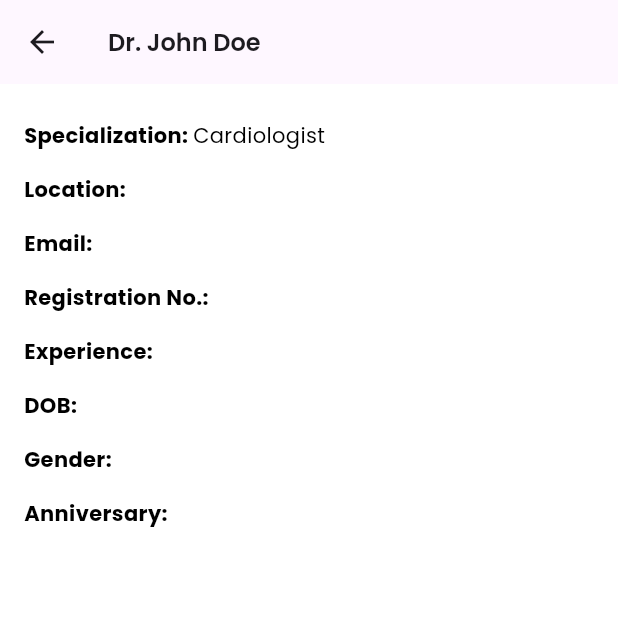
After one commit to Sandeep-svf/medicle_sales_rbsh, a Flutter app: the AddDoctorScreen screen opened directly, after a tap on "Dr. John Doe", on a phone screen of 412 x 824 dp, the top half of it. The commit adds this screen. Run offline on Flutter 3.47's test engine with Material 3 defaults, Android fonts, the light colour scheme and no system bars; our stand-ins replace cached_network_image, dio, fl_chart, get, get_storage, iconsax and 4 more; missing offline and left inert: date_picker_plus, flutter_pdfview; accounts and stored records are empty; project files that could hold a hidden picture were left out.

Commit message:
Doctor detials page added

```diff
--- a/lib/features/addDoctor/screens/addDoctor.dart
+++ b/lib/features/addDoctor/screens/addDoctor.dart
@@ -1,4 +1,5 @@
 import 'package:flutter/material.dart';
+import 'package:medicle_sales_rbsh/features/addDoctor/screens/doctorDetails.dart';
 import 'package:medicle_sales_rbsh/utils/constants/text_strings.dart';
 import 'package:medicle_sales_rbsh/utils/helpers/zoom_in_out_anim.dart';
 import '../../../utils/constants/colors.dart';
@@ -235,6 +236,7 @@ class _DoctorListScreenState extends State<AddDoctorScreen> {
               padding: const EdgeInsets.all(16),
               itemCount: filteredDoctors.length,
               itemBuilder: (context, index) {
+                final doctor = filteredDoctors[index];
                 return Card(
                   elevation: 2,
                   margin: const EdgeInsets.symmetric(vertical: 8),
@@ -243,18 +245,27 @@ class _DoctorListScreenState extends State<AddDoctorScreen> {
                   child: ListTile(
                     leading: CircleAvatar(
                       backgroundColor: Colors.blue.shade100,
-                      child: const Icon(Icons.person, color: Colors.blue),
+                      child: const Icon(Icons.person, color: TColors.primary),
                     ),
                     title: Text(filteredDoctors[index]["name"]!,
                         style:
                         const TextStyle(fontWeight: FontWeight.bold)),
                     subtitle:
                     Text(filteredDoctors[index]["specialization"]!),
-                    trailing: IconButton(
+                    onTap: () {
+                      Navigator.push(
+                        context,
+                        MaterialPageRoute(
+                          builder: (context) =>
+                              DoctordetailsScreen(doctor: doctor),
+                        ),
+                      );
+                    },
+                  /*  trailing: IconButton(
                       icon: const Icon(Icons.delete, color: TColors.primary),
                       onPressed: () =>
                           _showDeleteConfirmationDialog(index),
-                    ),
+                    ),*/
                   ),
                 );
               },
--- /dev/null
+++ b/lib/features/addDoctor/screens/doctorDetails.dart
@@ -0,0 +1,42 @@
+import 'package:flutter/material.dart';
+
+class DoctordetailsScreen extends StatelessWidget {
+  final Map<String, String> doctor;
+  const DoctordetailsScreen({super.key, required this.doctor});
+
+
+  @override
+  Widget build(BuildContext context) {
+    return Scaffold(
+        appBar: AppBar(title: Text(doctor["name"]!)),
+    body: Padding(
+    padding: const EdgeInsets.all(16.0),
+    child: Column(
+    crossAxisAlignment: CrossAxisAlignment.start,
+    children: [
+    _buildDetailRow("Specialization", doctor["specialization"] ?? ""),
+    _buildDetailRow("Location", doctor["location"] ?? ""),
+    _buildDetailRow("Email", doctor["email"] ?? ""),
+    _buildDetailRow("Registration No.", doctor["registrationNumber"] ?? ""),
+    _buildDetailRow("Experience", doctor["yearOfExperience"] ?? ""),
+    _buildDetailRow("DOB", doctor["dob"] ?? ""),
+    _buildDetailRow("Gender", doctor["gender"] ?? ""),
+    _buildDetailRow("Anniversary", doctor["anniversary"] ?? ""),
+    ],
+    ),
+    ),
+    );
+  }
+
+  Widget _buildDetailRow(String label, String value) {
+    return Padding(
+      padding: const EdgeInsets.symmetric(vertical: 8),
+      child: Row(
+        children: [
+          Text("$label: ", style: const TextStyle(fontWeight: FontWeight.bold)),
+          Text(value),
+        ],
+      ),
+    );
+  }
+}
```
